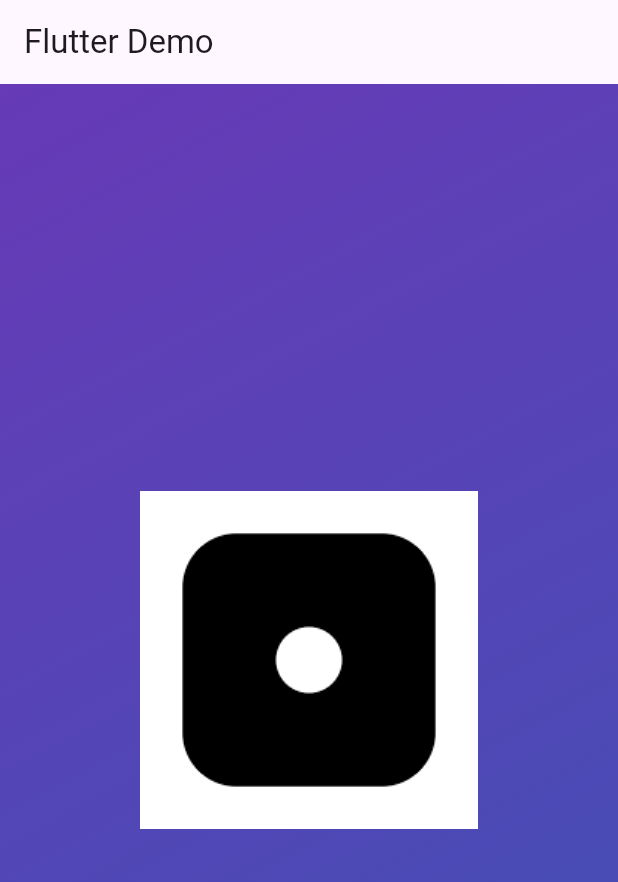
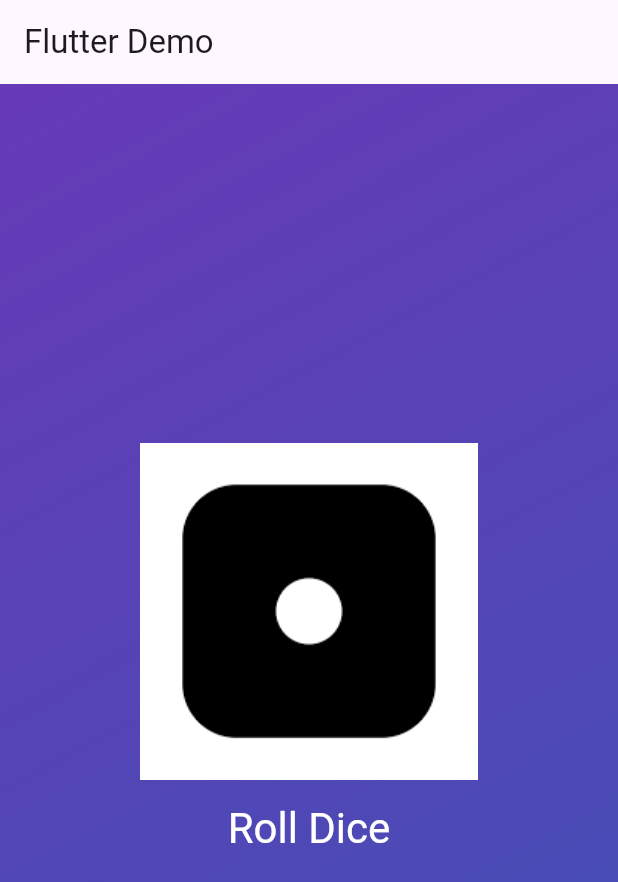
Before and after one commit to Dolma455/push_notification_to_android, a Flutter app: the screen it shows after launch, on a phone screen of 412 x 824 dp. Shown: the top 882 px of the screen. Run offline on Flutter 3.47's test engine with Material 3 defaults, Android fonts, the phone set to English and light mode, and no system bars; our stand-ins replace firebase_core, firebase_messaging, flutter_local_notifications; accounts and stored records are empty.

Commit message:
feat: Buttons and spacing added successfully

```diff
--- a/first_project_android/lib/screen/home_page.dart
+++ b/first_project_android/lib/screen/home_page.dart
@@ -1,4 +1,3 @@
-import 'package:first_project_android/widget/styled_text.dart';
 import 'package:flutter/material.dart';
 
 //Recommended to use var keyword
@@ -34,6 +33,8 @@ class GradientContainer extends StatelessWidget {
   final Color color1;
   final Color color2;
 
+  rollDice() {}
+
   @override
   Widget build(BuildContext context) {
     return Container(
@@ -45,7 +46,18 @@ class GradientContainer extends StatelessWidget {
         ),
       ),
       child: Center(
-        child: Image.asset('assets/images/dice_one.png'),
+        child: Column(mainAxisSize: MainAxisSize.min, children: [
+          Image.asset('assets/images/dice_one.png'),
+          TextButton(
+            onPressed: rollDice,
+            style: TextButton.styleFrom(
+              padding: const EdgeInsets.all(16),
+              foregroundColor: Colors.white,
+              textStyle: const TextStyle(fontSize: 28),
+            ),
+            child: const Text('Roll Dice'),
+          )
+        ]),
       ),
     );
   }
```
